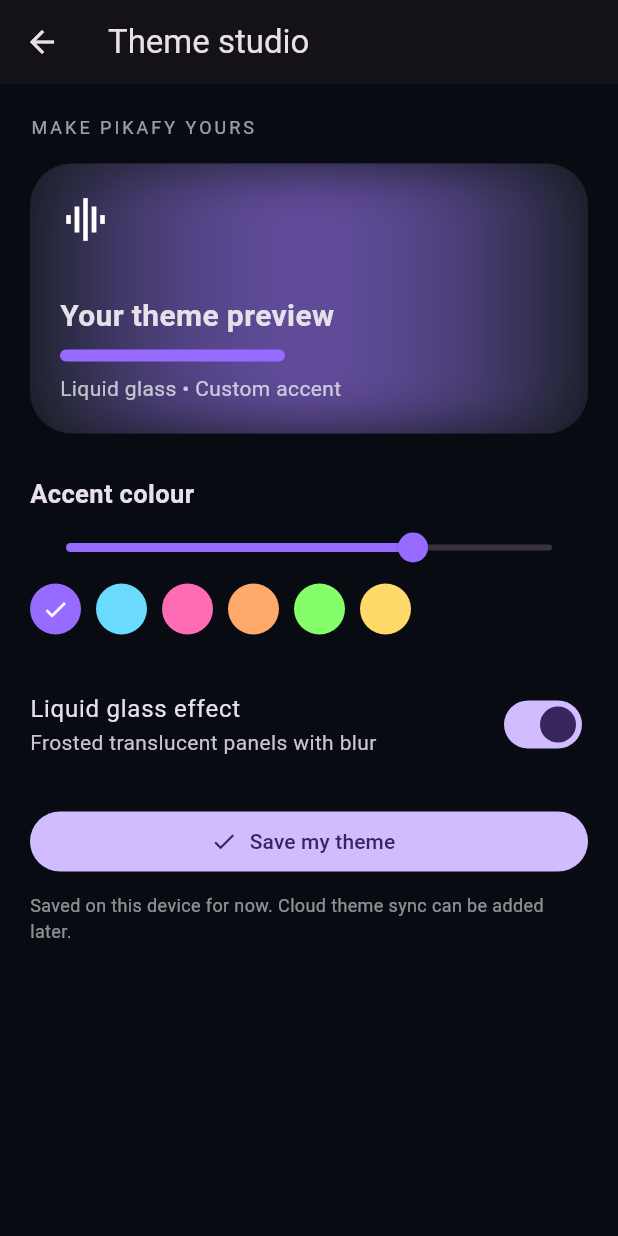
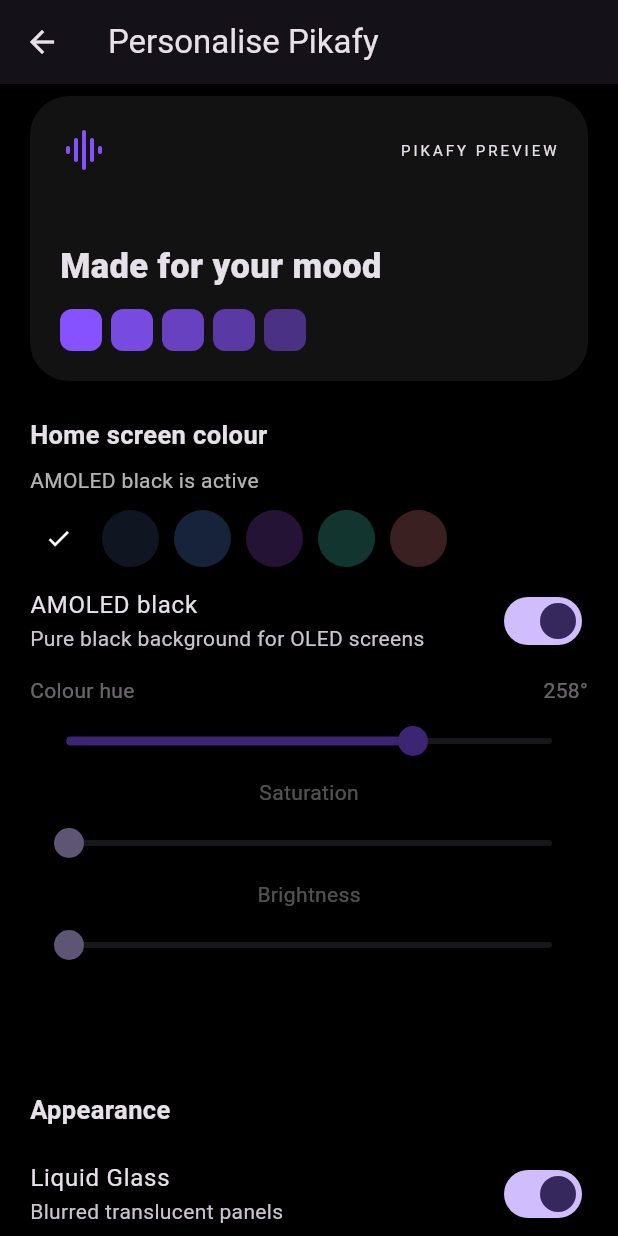
Before and after one commit to drmmyboty/Pikafy, a Flutter app: the ThemeMakerScreen screen opened directly, on a phone screen of 412 x 824 dp. Run offline on Flutter 3.47's test engine with Material 3 defaults, Android fonts, the phone set to English and light mode, and no system bars; our stand-ins replace shared_preferences, supabase_flutter; accounts and stored records are empty.

Commit message:
Expand Pikafy customization and AMOLED theme studio

```diff
--- a/lib/main.dart
+++ b/lib/main.dart
@@ -10,17 +10,38 @@ const supabaseKey = String.fromEnvironment('SUPABASE_ANON_KEY');
 const youtubeApiKey = String.fromEnvironment('YOUTUBE_API_KEY');
 
 class PikafyTheme {
-  static final ValueNotifier<double> hue = ValueNotifier<double>(258);
-  static final ValueNotifier<bool> glass = ValueNotifier<bool>(true);
+  static final ValueNotifier<int> revision = ValueNotifier<int>(0);
+  static double hue = 258, saturation = 0, brightness = 0;
+  static bool glass = true, amoled = true, compact = false, reduceMotion = false;
+  static Color get background => amoled ? const Color(0xFF000000) :
+      HSVColor.fromAHSV(1, hue, saturation, brightness).toColor();
+  static Color get accent => HSVColor.fromAHSV(1, hue, .68, 1).toColor();
+  static void notify() => revision.value++;
   static Future<void> load() async {
     final p = await SharedPreferences.getInstance();
-    hue.value = p.getDouble('theme_hue') ?? 258;
-    glass.value = p.getBool('theme_glass') ?? true;
+    hue = p.getDouble('theme_hue') ?? 258;
+    saturation = p.getDouble('theme_saturation') ?? 0;
+    brightness = p.getDouble('theme_brightness') ?? 0;
+    glass = p.getBool('theme_glass') ?? true;
+    amoled = p.getBool('theme_amoled') ?? true;
+    compact = p.getBool('theme_compact') ?? false;
+    reduceMotion = p.getBool('theme_reduce_motion') ?? false;
   }
   static Future<void> save() async {
     final p = await SharedPreferences.getInstance();
-    await p.setDouble('theme_hue', hue.value);
-    await p.setBool('theme_glass', glass.value);
+    await p.setDouble('theme_hue', hue);
+    await p.setDouble('theme_saturation', saturation);
+    await p.setDouble('theme_brightness', brightness);
+    await p.setBool('theme_glass', glass);
+    await p.setBool('theme_amoled', amoled);
+    await p.setBool('theme_compact', compact);
+    await p.setBool('theme_reduce_motion', reduceMotion);
+    notify();
+  }
+  static Future<void> reset() async {
+    hue = 258; saturation = 0; brightness = 0;
+    glass = true; amoled = true; compact = false; reduceMotion = false;
+    await save();
   }
 }
 
@@ -36,24 +57,36 @@ Future<void> main() async {
 class PikafyApp extends StatelessWidget {
   const PikafyApp({super.key});
   @override
-  Widget build(BuildContext context) => ValueListenableBuilder<double>(
-    valueListenable: PikafyTheme.hue,
-    builder: (context, hue, _) => MaterialApp(
+  Widget build(BuildContext context) => ValueListenableBuilder<int>(
+    valueListenable: PikafyTheme.revision,
+    builder: (context, _, __) => MaterialApp(
       debugShowCheckedModeBanner: false,
       title: 'Pikafy',
       theme: ThemeData(
         brightness: Brightness.dark,
-        scaffoldBackgroundColor: const Color(0xFF090B12),
-        colorScheme: ColorScheme.fromSeed(seedColor: HSVColor.fromAHSV(1, hue, .58, 1).toColor(), brightness: Brightness.dark),
+        scaffoldBackgroundColor: PikafyTheme.background,
+        colorScheme: ColorScheme.fromSeed(seedColor: PikafyTheme.accent, brightness: Brightness.dark),
         useMaterial3: true,
+        visualDensity: PikafyTheme.compact ? VisualDensity.compact : VisualDensity.standard,
+        pageTransitionsTheme: PageTransitionsTheme(builders: {
+          for (final platform in TargetPlatform.values)
+            platform: PikafyTheme.reduceMotion ? const _NoMotionPageTransitionsBuilder() : const ZoomPageTransitionsBuilder(),
+        }),
         inputDecorationTheme: InputDecorationTheme(
-          filled: true, fillColor: const Color(0xFF171A27),
+          filled: true, fillColor: const Color(0xFF171717),
           border: OutlineInputBorder(borderRadius: BorderRadius.circular(16), borderSide: BorderSide.none),
         ),
       ),
       home: supabaseUrl.isEmpty || supabaseKey.isEmpty ? const SetupScreen() : const AuthGate(),
     ),
   );
+}
+
+class _NoMotionPageTransitionsBuilder extends PageTransitionsBuilder {
+  const _NoMotionPageTransitionsBuilder();
+  @override
+  Widget buildTransitions<T>(PageRoute<T> route, BuildContext context,
+      Animation<double> animation, Animation<double> secondaryAnimation, Widget child) => child;
 }
 
 class AuthGate extends StatelessWidget {
@@ -253,12 +286,14 @@ class _HomeScreenState extends State<HomeScreen> {
   Widget build(BuildContext context) => Scaffold(
     appBar: AppBar(
       title: const Text('pikafy', style: TextStyle(fontWeight: FontWeight.w800)),
+      backgroundColor: Colors.transparent,
       actions: [
         IconButton(tooltip: 'Theme studio', icon: const Icon(Icons.palette_outlined),
           onPressed: () => Navigator.push(context, MaterialPageRoute(builder: (_) => const ThemeMakerScreen()))),
         IconButton(tooltip: 'Log out', onPressed: () => Supabase.instance.client.auth.signOut(), icon: const Icon(Icons.logout_rounded)),
       ],
     ),
+    backgroundColor: PikafyTheme.background,
     body: SafeArea(child: Column(children: [
       Padding(padding: const EdgeInsets.fromLTRB(16, 8, 16, 12), child: TextField(
         controller: searchController, textInputAction: TextInputAction.search, onSubmitted: (_) => search(),
@@ -288,7 +323,7 @@ class _HomeScreenState extends State<HomeScreen> {
             return ValueListenableBuilder<bool>(
               valueListenable: PikafyTheme.glass,
               builder: (context, enabled, _) => Padding(
-                padding: const EdgeInsets.symmetric(horizontal: 12, vertical: 4),
+                padding: EdgeInsets.symmetric(horizontal: 12, vertical: PikafyTheme.compact ? 1 : 4),
                 child: ClipRRect(borderRadius: BorderRadius.circular(18),
                   child: enabled
                     ? BackdropFilter(filter: ImageFilter.blur(sigmaX: 14, sigmaY: 14),
@@ -334,65 +369,128 @@ class ThemeMakerScreen extends StatefulWidget {
   @override
   State<ThemeMakerScreen> createState() => _ThemeMakerScreenState();
 }
+
 class _ThemeMakerScreenState extends State<ThemeMakerScreen> {
-  late double hue;
-  late bool glass;
+  late double hue, saturation, brightness;
+  late bool glass, amoled, compact, reduceMotion;
   @override
   void initState() {
     super.initState();
-    hue = PikafyTheme.hue.value;
-    glass = PikafyTheme.glass.value;
+    hue = PikafyTheme.hue; saturation = PikafyTheme.saturation;
+    brightness = PikafyTheme.brightness; glass = PikafyTheme.glass;
+    amoled = PikafyTheme.amoled; compact = PikafyTheme.compact;
+    reduceMotion = PikafyTheme.reduceMotion;
   }
-  Color get accent => HSVColor.fromAHSV(1, hue, .58, 1).toColor();
+  Color get chosen => HSVColor.fromAHSV(1, hue, saturation, brightness).toColor();
+  Color get accent => HSVColor.fromAHSV(1, hue, .68, 1).toColor();
+
+  Widget section(String title, Widget child) => Padding(
+    padding: const EdgeInsets.only(top: 24, bottom: 8),
+    child: Column(crossAxisAlignment: CrossAxisAlignment.start, children: [
+      Text(title, style: const TextStyle(fontSize: 17, fontWeight: FontWeight.w700)),
+      const SizedBox(height: 8), child,
+    ]),
+  );
+
   @override
   Widget build(BuildContext context) => Scaffold(
-    appBar: AppBar(title: const Text('Theme studio')),
-    body: ListView(padding: const EdgeInsets.all(20), children: [
-      const Text('MAKE PIKAFY YOURS', style: TextStyle(letterSpacing: 2, color: Colors.white60, fontSize: 12)),
-      const SizedBox(height: 16),
-      ClipRRect(borderRadius: BorderRadius.circular(28), child: Stack(children: [
-        Container(height: 180, decoration: BoxDecoration(gradient: LinearGradient(
-          colors: [const Color(0xFF101522), accent.withValues(alpha: .55), const Color(0xFF101522)]))),
+    appBar: AppBar(title: const Text('Personalise Pikafy')),
+    body: ListView(padding: const EdgeInsets.fromLTRB(20, 8, 20, 32), children: [
+      ClipRRect(borderRadius: BorderRadius.circular(26), child: Stack(children: [
+        Container(height: 190, color: amoled ? Colors.black : chosen),
         if (glass) Positioned.fill(child: BackdropFilter(
-          filter: ImageFilter.blur(sigmaX: 18, sigmaY: 18),
-          child: Container(color: Colors.white.withValues(alpha: .06)))),
+          filter: ImageFilter.blur(sigmaX: 16, sigmaY: 16),
+          child: Container(color: Colors.white.withValues(alpha: .07)))),
         Positioned.fill(child: Padding(padding: const EdgeInsets.all(20), child: Column(
           crossAxisAlignment: CrossAxisAlignment.start, children: [
-            const Icon(Icons.graphic_eq, size: 34), const Spacer(),
-            const Text('Your theme preview', style: TextStyle(fontSize: 20, fontWeight: FontWeight.bold)),
-            const SizedBox(height: 8),
-            Container(height: 8, width: 150, decoration: BoxDecoration(color: accent, borderRadius: BorderRadius.circular(20))),
-            const SizedBox(height: 8),
-            const Text('Liquid glass • Custom accent', style: TextStyle(color: Colors.white70)),
+            Row(children: [Icon(Icons.graphic_eq_rounded, color: accent, size: 32),
+              const Spacer(), const Text('PIKAFY PREVIEW', style: TextStyle(letterSpacing: 2, fontSize: 10))]),
+            const Spacer(),
+            const Text('Made for your mood', style: TextStyle(fontSize: 23, fontWeight: FontWeight.w800)),
+            const SizedBox(height: 12),
+            Row(children: [for (int i=0;i<5;i++) Container(
+              margin: const EdgeInsets.only(right: 6), width: 28, height: 28,
+              decoration: BoxDecoration(color: accent.withValues(alpha: 1-i*.13), borderRadius: BorderRadius.circular(8)))])
           ]))),
       ])),
-      const SizedBox(height: 28),
-      const Text('Accent colour', style: TextStyle(fontSize: 17, fontWeight: FontWeight.w600)),
-      Slider(value: hue, min: 0, max: 360, divisions: 360, activeColor: accent,
-        onChanged: (v) => setState(() => hue = v)),
-      Wrap(spacing: 10, children: [258.0, 195.0, 330.0, 25.0, 110.0, 45.0].map((v) =>
-        GestureDetector(onTap: () => setState(() => hue = v),
-          child: CircleAvatar(radius: 17, backgroundColor: HSVColor.fromAHSV(1, v, .58, 1).toColor(),
-            child: (hue - v).abs() < 1 ? const Icon(Icons.check, size: 18, color: Colors.white) : null))
-      ).toList()),
-      const SizedBox(height: 24),
-      SwitchListTile(contentPadding: EdgeInsets.zero, title: const Text('Liquid glass effect'),
-        subtitle: const Text('Frosted translucent panels with blur'), value: glass,
-        onChanged: (v) => setState(() => glass = v)),
-      const SizedBox(height: 18),
-      FilledButton.icon(icon: const Icon(Icons.check), label: const Text('Save my theme'),
+      section('Home screen colour', Column(crossAxisAlignment: CrossAxisAlignment.start, children: [
+        Text(amoled ? 'AMOLED black is active' : 'Custom colour', style: const TextStyle(color: Colors.white70)),
+        const SizedBox(height: 10),
+        Wrap(spacing: 10, runSpacing: 10, children: [
+          for (final c in [Colors.black, const Color(0xFF101522), const Color(0xFF17233B),
+            const Color(0xFF241334), const Color(0xFF12352F), const Color(0xFF3A2020)])
+            GestureDetector(onTap: () => setState(() {
+              amoled = c == Colors.black;
+              final hsv = HSVColor.fromColor(c); hue = hsv.hue; saturation = hsv.saturation; brightness = hsv.value;
+            }), child: CircleAvatar(radius: 19, backgroundColor: c,
+              child: (amoled && c == Colors.black) ? const Icon(Icons.check, color: Colors.white, size: 18) : null)),
+        ]),
+        SwitchListTile(contentPadding: EdgeInsets.zero, title: const Text('AMOLED black'),
+          subtitle: const Text('Pure black background for OLED screens'), value: amoled,
+          onChanged: (v) => setState(() => amoled = v)),
+        Opacity(opacity: amoled ? .45 : 1, child: IgnorePointer(ignoring: amoled, child: Column(children: [
+          Row(children: [const Expanded(child: Text('Colour hue')), Text('${hue.round()}°')]),
+          Slider(value: hue, min: 0, max: 360, divisions: 360, activeColor: accent,
+            onChanged: (v) => setState(() { hue = v; amoled = false; })),
+          const Text('Saturation', style: TextStyle(color: Colors.white70)),
+          Slider(value: saturation, min: 0, max: 1, divisions: 100,
+            onChanged: (v) => setState(() { saturation = v; amoled = false; })),
+          const Text('Brightness', style: TextStyle(color: Colors.white70)),
+          Slider(value: brightness, min: .05, max: 1, divisions: 95,
+            onChanged: (v) => setState(() { brightness = v; amoled = false; })),
+          Container(height: 42, decoration: BoxDecoration(color: chosen, borderRadius: BorderRadius.circular(12))),
+        ]))),
+      ])),
+      section('Appearance', Column(children: [
+        SwitchListTile(contentPadding: EdgeInsets.zero, title: const Text('Liquid Glass'),
+          subtitle: const Text('Blurred translucent panels'), value: glass,
+          onChanged: (v) => setState(() => glass = v)),
+        SwitchListTile(contentPadding: EdgeInsets.zero, title: const Text('Compact layout'),
+          subtitle: const Text('Fit more music on screen'), value: compact,
+          onChanged: (v) => setState(() => compact = v)),
+        SwitchListTile(contentPadding: EdgeInsets.zero, title: const Text('Reduce animations'),
+          subtitle: const Text('Simpler transitions and less motion'), value: reduceMotion,
+          onChanged: (v) => setState(() => reduceMotion = v)),
+      ])),
+      section('Quick themes', Wrap(spacing: 10, runSpacing: 10, children: [
+        for (final item in [
+          ('AMOLED', Colors.black), ('Midnight', const Color(0xFF101522)),
+          ('Ocean', const Color(0xFF123B52)), ('Dream', const Color(0xFF302044)),
+          ('Forest', const Color(0xFF173A2B)), ('Rose', const Color(0xFF482532)),
+        ])
+          ActionChip(avatar: CircleAvatar(backgroundColor: item.$2, radius: 9),
+            label: Text(item.$1), onPressed: () => setState(() {
+              final hsv = HSVColor.fromColor(item.$2); hue = hsv.hue;
+              saturation = hsv.saturation; brightness = hsv.value;
+              amoled = item.$1 == 'AMOLED';
+            })),
+      ])),
+      const SizedBox(height: 26),
+      FilledButton.icon(icon: const Icon(Icons.check_rounded), label: const Text('Save customisation'),
         onPressed: () async {
-          PikafyTheme.hue.value = hue;
-          PikafyTheme.glass.value = glass;
+          PikafyTheme.hue = hue; PikafyTheme.saturation = saturation;
+          PikafyTheme.brightness = brightness; PikafyTheme.glass = glass;
+          PikafyTheme.amoled = amoled; PikafyTheme.compact = compact;
+          PikafyTheme.reduceMotion = reduceMotion;
           await PikafyTheme.save();
           if (mounted) {
-            ScaffoldMessenger.of(context).showSnackBar(const SnackBar(content: Text('Theme saved on this device.')));
+            ScaffoldMessenger.of(context).showSnackBar(const SnackBar(content: Text('Your Pikafy style has been saved.')));
             Navigator.pop(context);
           }
         }),
-      const SizedBox(height: 10),
-      const Text('Saved on this device for now. Cloud theme sync can be added later.',
-        style: TextStyle(color: Colors.white54, fontSize: 12)),
+      TextButton.icon(icon: const Icon(Icons.restart_alt), label: const Text('Reset to default (AMOLED black)'),
+        onPressed: () async {
+          await PikafyTheme.reset();
+          if (mounted) setState(() {
+            hue = PikafyTheme.hue; saturation = PikafyTheme.saturation;
+            brightness = PikafyTheme.brightness; glass = PikafyTheme.glass;
+            amoled = PikafyTheme.amoled; compact = PikafyTheme.compact;
+            reduceMotion = PikafyTheme.reduceMotion;
+          });
+        }),
+      const Padding(padding: EdgeInsets.only(top: 12), child: Text(
+        'Custom colours support the full hue range. Settings are currently saved on this device.',
+        textAlign: TextAlign.center, style: TextStyle(color: Colors.white54, fontSize: 12))),
     ]),
   );
 }
```
